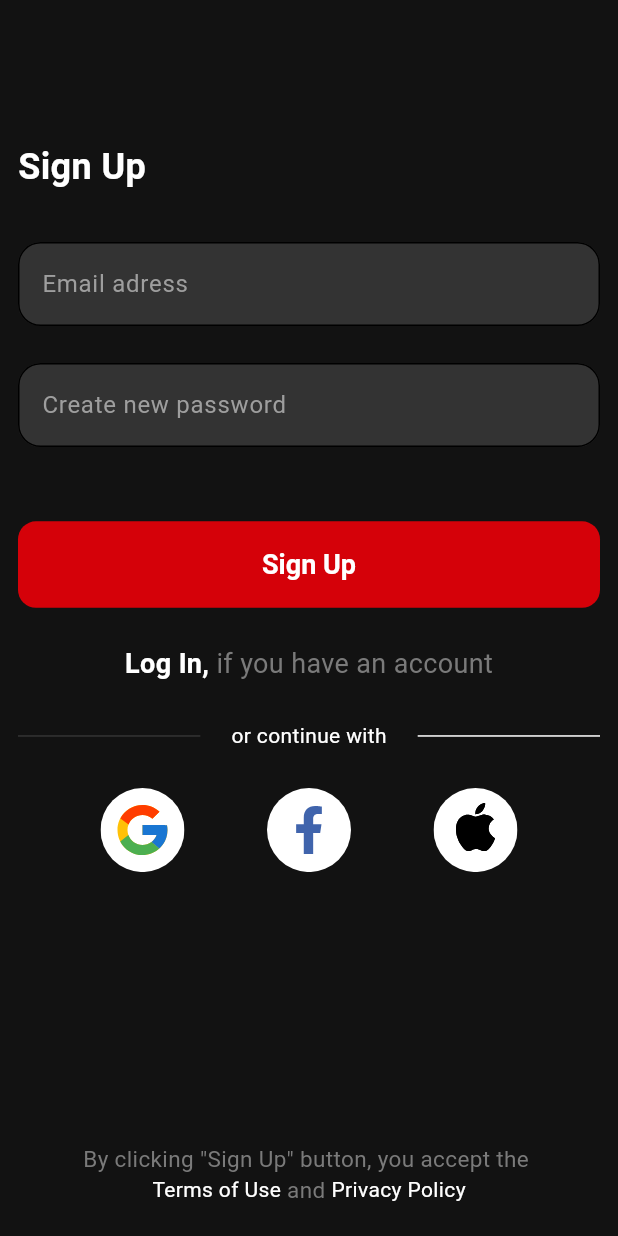
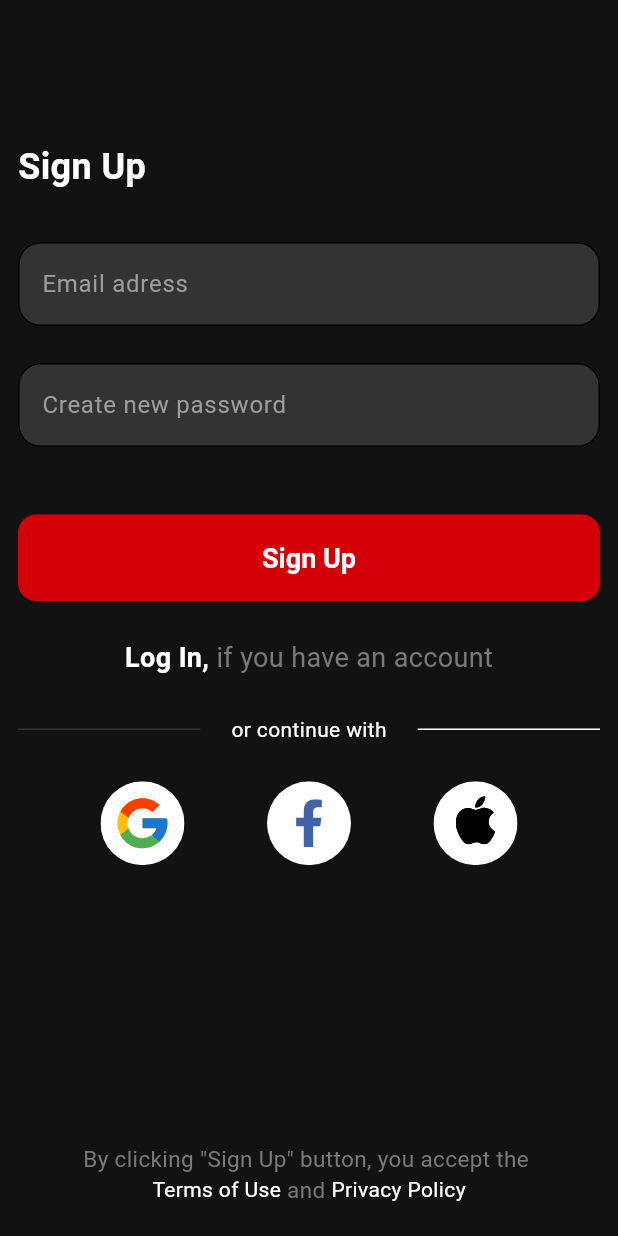
Before and after one commit to ilyosyusuf/exam, a Flutter app: the screen it shows after launch, on a phone screen of 412 x 824 dp. Run offline on Flutter 3.47's test engine with Material 2 defaults, Android fonts, the phone set to English and light mode, and no system bars; our stand-ins replace flutter_bloc, flutter_svg.

Commit message:
AuthWidget widget was added, sign up view was updated

```diff
--- a/lib/screens/authentication/view/pages/signup_view.dart
+++ b/lib/screens/authentication/view/pages/signup_view.dart
@@ -1,11 +1,7 @@
 import 'package:examapp/core/constants/colors/color_const.dart';
-import 'package:examapp/core/constants/font/font_style.dart';
 import 'package:examapp/core/constants/pmconst/pm_const.dart';
-import 'package:examapp/core/extensions/context_extension.dart';
 import 'package:examapp/screens/authentication/cubit/auth_cubit.dart';
 import 'package:examapp/screens/authentication/view/widgets/auth_widget.dart';
-import 'package:examapp/widgets/textform/buttons/elevated_button.dart';
-import 'package:examapp/widgets/textform/text_form_widget.dart';
 import 'package:flutter/material.dart';
 import 'package:flutter_bloc/flutter_bloc.dart';
 
@@ -26,7 +22,15 @@ class SignUpView extends StatelessWidget {
         bottom: false,
         child: Padding(
           padding: PMconst.small,
-          child: AuthWidget(data: data),
+          child: AuthWidget(
+            data: data,
+            mainText: "Sign Up",
+            passwordText: "Create new password",
+            secondText: "Log In,",
+            haveAccount: " if you have an account",
+            elevatedButtonOnPressed: () {},
+            changeState: () {},
+          ),
         ),
       ),
     );
--- a/lib/screens/authentication/view/widgets/auth_widget.dart
+++ b/lib/screens/authentication/view/widgets/auth_widget.dart
@@ -1,6 +1,7 @@
 
 import 'package:examapp/core/constants/colors/color_const.dart';
 import 'package:examapp/core/constants/font/font_style.dart';
+import 'package:examapp/core/constants/pmconst/pm_const.dart';
 import 'package:examapp/core/extensions/context_extension.dart';
 import 'package:examapp/screens/authentication/cubit/auth_cubit.dart';
 import 'package:examapp/widgets/textform/buttons/elevated_button.dart';
@@ -9,9 +10,23 @@ import 'package:flutter/material.dart';
 
 class AuthWidget extends StatelessWidget {
   final AuthCubit data;
+  final String mainText;
+  final String passwordText;
+  final String secondText;
+  final String haveAccount;
+  final Widget? forgotPassword;
+  final VoidCallback elevatedButtonOnPressed;
+  final VoidCallback changeState;
   const AuthWidget({
     Key? key,
     required this.data,
+    required this.mainText,
+    required this.passwordText,
+    required this.secondText,
+    required this.haveAccount,
+    required this.elevatedButtonOnPressed,
+    required this.changeState,
+    this.forgotPassword,
   }) : super(key: key);
 
 
@@ -21,7 +36,7 @@ class AuthWidget extends StatelessWidget {
       crossAxisAlignment: CrossAxisAlignment.start,
       children: [
         SizedBox(height: context.h * 0.1),
-        Text("Sign Up", style: FStyles.headline2s),
+        Text(mainText, style: FStyles.headline2s),
         SizedBox(height: context.h * 0.04),
         Form(
           child: Column(
@@ -32,29 +47,40 @@ class AuthWidget extends StatelessWidget {
                   controller: data.emailController),
               SizedBox(height: context.h * 0.03),
               MyTextField.textField(
-                  text: "Create new password",
+                  text: passwordText,
                   controller: data.passwordController),
             ],
           ),
         ),
-        SizedBox(height: context.h * 0.06),
+        Padding(
+          padding: PMconst.extraSmall,
+          child: SizedBox(
+            height: context.h * 0.04,
+            width: context.h,
+            child: InkWell(
+              child: forgotPassword,
+            )
+          ),
+        ),
         ElevatedButtonWidget(
             height: context.h * 0.07,
             width: context.w,
-            child: Text("Sign Up", style: FStyles.headline3s),
-            onPressed: () {}),
+            child: Text(mainText, style: FStyles.headline3s),
+            onPressed: elevatedButtonOnPressed
+            ),
         SizedBox(height: context.h * 0.03),
         Row(
           mainAxisAlignment: MainAxisAlignment.center,
-          children: const [
+          children: [
             InkWell(
+              onTap: changeState,
               child: Text(
-                "Log In,",
+                secondText,
                 style: FStyles.headline4sbold,
               ),
             ),
             Text(
-              " if you have an account",
+              haveAccount,
               style: FStyles.headline4text,
             )
           ],
@@ -88,8 +114,8 @@ class AuthWidget extends StatelessWidget {
         const Spacer(),
         Column(
           children: [
-            const Text(
-              "By clicking \"Sign Up\" button, you accept the ",
+            Text(
+              "By clicking \"$mainText\" button, you accept the ",
               style: FStyles.headline5text,
             ),
             Row(
@@ -107,3 +133,6 @@ class AuthWidget extends StatelessWidget {
     );
   }
 }
+
+
+// Text("Forgot Password?", style: FStyles.headline5text, textAlign: TextAlign.end,)
```
